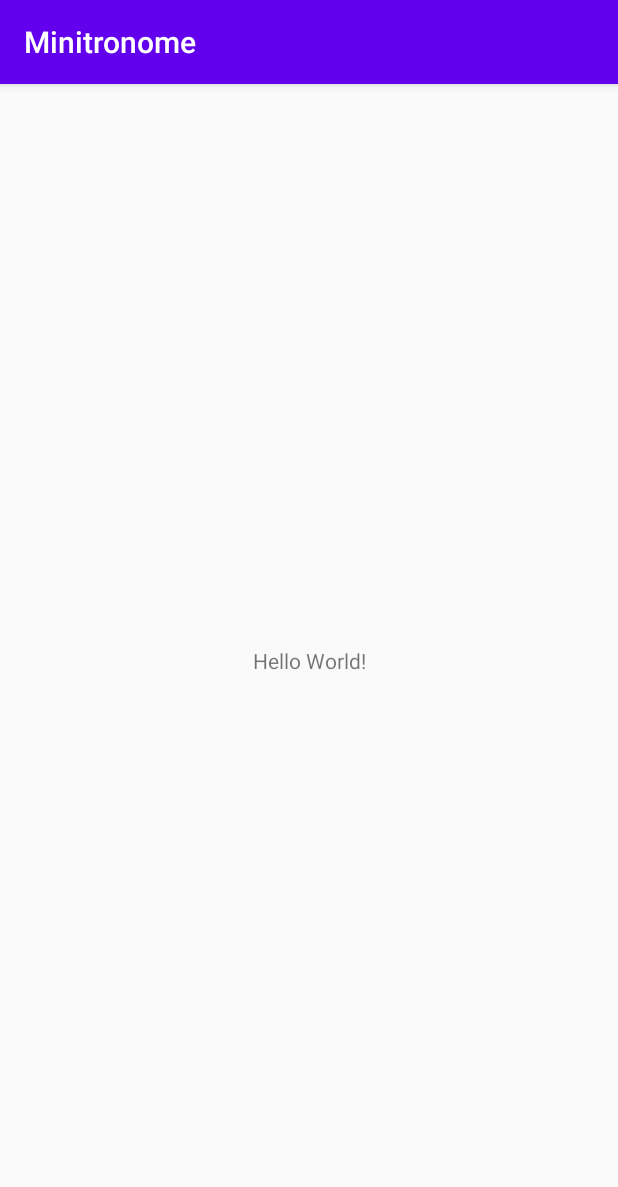
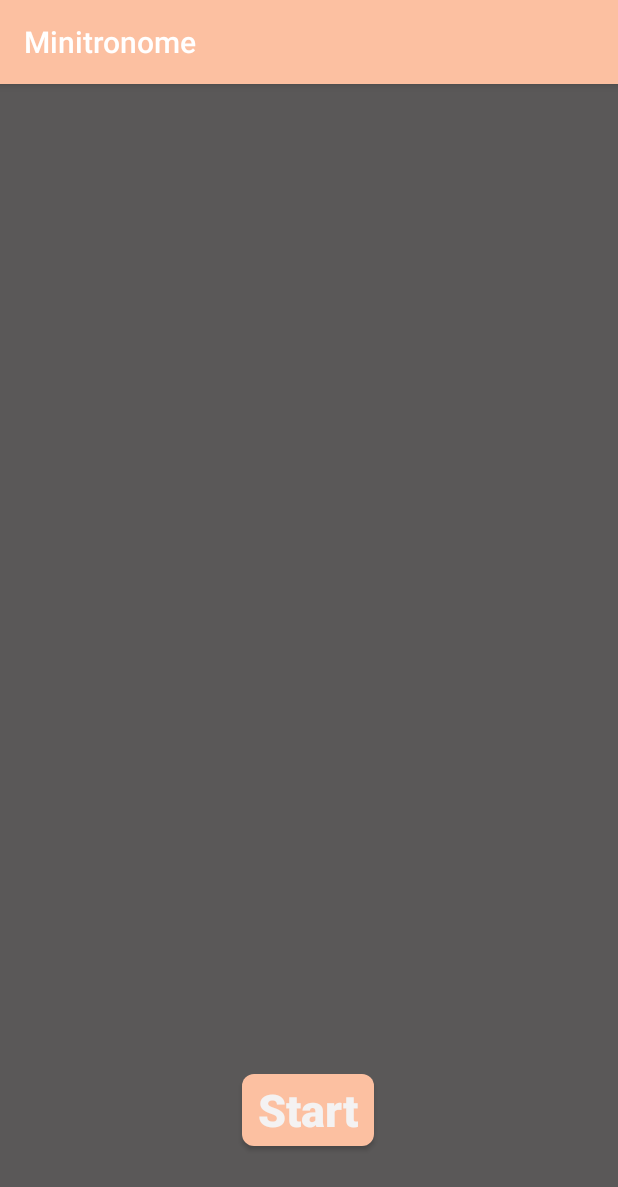
Before and after one commit to avalun/minitronome, an Android app: the screen it shows after launch (MainActivity), on a phone screen of 412 x 824 dp. Shown: the top 1187 px of the screen. Run offline under Robolectric (Android 15) with nearby library versions, the phone set to English and light mode, and no system bars.

Commit message:
button start/stop, bg color

```diff
--- a/app/src/main/AndroidManifest.xml
+++ b/app/src/main/AndroidManifest.xml
@@ -1,6 +1,6 @@
 <?xml version="1.0" encoding="utf-8"?>
 <manifest xmlns:android="http://schemas.android.com/apk/res/android"
-    package="com.example.minitronome">
+    package="com.geeksforgeeks.myfirstkotlinapp">
 
     <application
         android:allowBackup="true"
--- a/app/src/main/java/com/example/minitronome/MainActivity.kt
+++ b/app/src/main/java/com/example/minitronome/MainActivity.kt
@@ -1,12 +1,28 @@
-package com.example.minitronome
+package com.geeksforgeeks.myfirstkotlinapp
 
 import androidx.appcompat.app.AppCompatActivity
 import android.os.Bundle
+import android.widget.Button
+import android.widget.Toast
 
 class MainActivity : AppCompatActivity() {
 
     override fun onCreate(savedInstanceState: Bundle?) {
         super.onCreate(savedInstanceState)
         setContentView(R.layout.activity_main)
+
+        val button = findViewById<Button>(R.id.button)
+        button?.setOnClickListener()
+        {
+            fun setStop() = if (button.text == "Start") {
+                button.setText("Stop")
+            }else{
+                button.setText("Start")
+            }
+
+            setStop()
+            Toast.makeText(this@MainActivity,"Button 1 clicked", Toast.LENGTH_LONG).show()
+        }
+
     }
 }
--- /dev/null
+++ b/app/src/main/res/drawable/button_round.xml
@@ -0,0 +1,5 @@
+<?xml version="1.0" encoding="utf-8"?>
+<shape xmlns:android="http://schemas.android.com/apk/res/android" android:shape ="rectangle">
+    <solid android:color="#fcc0a1"/>
+    <corners android:radius="8dp"/>
+</shape>
--- a/app/src/main/res/layout/activity_main.xml
+++ b/app/src/main/res/layout/activity_main.xml
@@ -4,15 +4,26 @@
     xmlns:tools="http://schemas.android.com/tools"
     android:layout_width="match_parent"
     android:layout_height="match_parent"
+    android:background="@color/background"
     tools:context=".MainActivity">
 
-    <TextView
+    <Button
+        android:id="@+id/button"
+        style="@android:style/Widget.DeviceDefault.Light.Button"
         android:layout_width="wrap_content"
         android:layout_height="wrap_content"
-        android:text="Hello World!"
+        android:layout_marginBottom="60dp"
+        android:background="@drawable/button_round"
+        android:clickable="true"
+        android:fontFamily="sans-serif-black"
+        android:text="@string/start"
+        android:textAppearance="@style/TextAppearance.AppCompat.Display1"
+        android:textColor="#F4F2F2"
+        android:textSize="30sp"
+        android:visibility="visible"
         app:layout_constraintBottom_toBottomOf="parent"
-        app:layout_constraintLeft_toLeftOf="parent"
-        app:layout_constraintRight_toRightOf="parent"
-        app:layout_constraintTop_toTopOf="parent" />
+        app:layout_constraintEnd_toEndOf="parent"
+        app:layout_constraintHorizontal_bias="0.498"
+        app:layout_constraintStart_toStartOf="parent" />
 
 </androidx.constraintlayout.widget.ConstraintLayout>
--- a/app/src/main/res/values/colors.xml
+++ b/app/src/main/res/values/colors.xml
@@ -1,6 +1,7 @@
 <?xml version="1.0" encoding="utf-8"?>
 <resources>
-    <color name="colorPrimary">#6200EE</color>
-    <color name="colorPrimaryDark">#3700B3</color>
+    <color name="colorPrimary">#fcc0a1</color>
+    <color name="colorPrimaryDark">#000000</color>
     <color name="colorAccent">#03DAC5</color>
+    <color name="background">#5a5858</color>
 </resources>
--- a/app/src/main/res/values/strings.xml
+++ b/app/src/main/res/values/strings.xml
@@ -1,3 +1,8 @@
 <resources>
     <string name="app_name">Minitronome</string>
+    <string name="stop">Stop</string>
+    <string name="start">Start</string>
+
+
+
 </resources>
--- a/build.gradle
+++ b/build.gradle
@@ -8,7 +8,7 @@ buildscript {
 
     }
     dependencies {
-        classpath 'com.android.tools.build:gradle:3.6.1'
+        classpath 'com.android.tools.build:gradle:4.0.1'
         classpath "org.jetbrains.kotlin:kotlin-gradle-plugin:$kotlin_version"
 
         // NOTE: Do not place your application dependencies here; they belong
```
Also changed, not shown: gradle/wrapper/gradle-wrapper.properties.
